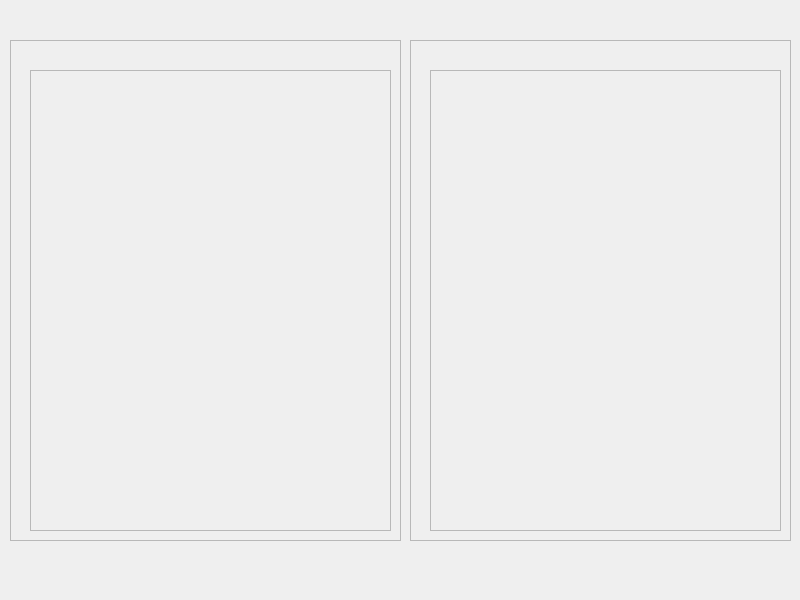
Before: the Qt Designer form applications/sofa/gui/qt/report_score.ui in dsleep/sofa, drawn with Qt 5.
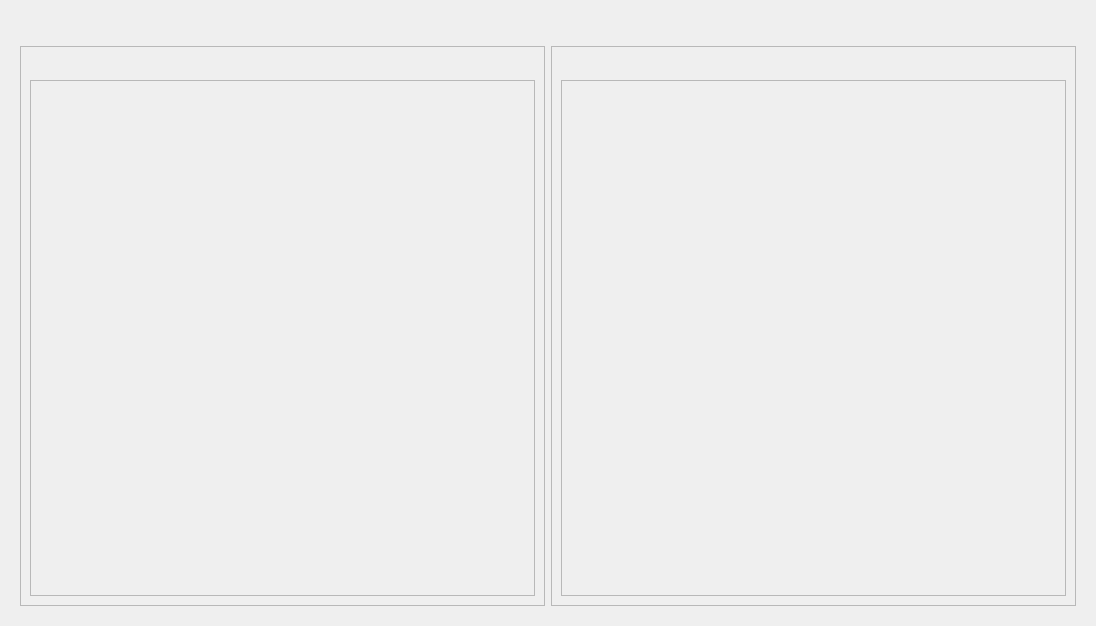
After: the same form once the commit is applied.

Commit message: updates to report score and integrated trigger to haptic manager via guimanager

Diff of the .ui file:
```diff
--- a/applications/sofa/gui/qt/report_score.ui
+++ b/applications/sofa/gui/qt/report_score.ui
@@ -6,8 +6,8 @@
    <rect>
     <x>0</x>
     <y>0</y>
-    <width>800</width>
-    <height>600</height>
+    <width>1096</width>
+    <height>626</height>
    </rect>
   </property>
   <property name="windowTitle">
@@ -16,39 +16,42 @@
   <property name="modal">
    <bool>true</bool>
   </property>
-  <widget class="QLabel" name="centralwidget">
-   <property name="geometry">
-    <rect>
-     <x>0</x>
-     <y>0</y>
-     <width>801</width>
-     <height>591</height>
-    </rect>
-   </property>
+  <layout class="QVBoxLayout" name="verticalLayout_5">
+   <item>
+    <widget class="QLabel" name="header">
+     <property name="font">
+      <font>
+       <pointsize>13</pointsize>
+      </font>
+     </property>
+     <property name="layoutDirection">
+      <enum>Qt::LeftToRight</enum>
+     </property>
+     <property name="text">
+      <string/>
+     </property>
+     <property name="alignment">
+      <set>Qt::AlignCenter</set>
+     </property>
+    </widget>
+   </item>
+   <item>
+    <widget class="QWidget" name="centralwidget" native="true">
+     <layout class="QHBoxLayout" name="horizontalLayout">
+      <item>
    <widget class="QFrame" name="Err_frame">
-    <property name="geometry">
-     <rect>
-      <x>10</x>
-      <y>40</y>
-      <width>391</width>
-      <height>501</height>
-     </rect>
-    </property>
     <property name="frameShape">
      <enum>QFrame::StyledPanel</enum>
     </property>
     <property name="frameShadow">
      <enum>QFrame::Raised</enum>
     </property>
+        <layout class="QVBoxLayout" name="verticalLayout">
+         <property name="sizeConstraint">
+          <enum>QLayout::SetNoConstraint</enum>
+         </property>
+         <item>
     <widget class="QLabel" name="err_label">
-     <property name="geometry">
-      <rect>
-       <x>10</x>
-       <y>10</y>
-       <width>371</width>
-       <height>20</height>
-      </rect>
-     </property>
      <property name="font">
       <font>
        <pointsize>12</pointsize>
@@ -61,15 +64,9 @@
       <set>Qt::AlignCenter</set>
      </property>
     </widget>
+         </item>
+         <item>
     <widget class="QScrollArea" name="err_scrollArea">
-     <property name="geometry">
-      <rect>
-       <x>20</x>
-       <y>30</y>
-       <width>361</width>
-       <height>461</height>
-      </rect>
-     </property>
      <property name="widgetResizable">
       <bool>true</bool>
      </property>
@@ -78,31 +75,30 @@
        <rect>
         <x>0</x>
         <y>0</y>
-        <width>359</width>
-        <height>459</height>
-       </rect>
-      </property>
+              <width>497</width>
+              <height>491</height>
+             </rect>
+            </property>
+            <layout class="QVBoxLayout" name="verticalLayout_2">
+             <item>
       <widget class="QWidget" name="err_container" native="true">
-       <property name="geometry">
-        <rect>
-         <x>0</x>
-         <y>0</y>
-         <width>361</width>
-         <height>561</height>
-        </rect>
-       </property>
-      </widget>
-     </widget>
-    </widget>
-   </widget>
+               <zorder>centralwidget</zorder>
+              </widget>
+             </item>
+            </layout>
+           </widget>
+          </widget>
+         </item>
+        </layout>
+       </widget>
+      </item>
+      <item>
    <widget class="QFrame" name="succ_frame">
-    <property name="geometry">
-     <rect>
-      <x>410</x>
-      <y>40</y>
-      <width>381</width>
-      <height>501</height>
-     </rect>
+        <property name="sizePolicy">
+         <sizepolicy hsizetype="Minimum" vsizetype="Preferred">
+          <horstretch>0</horstretch>
+          <verstretch>0</verstretch>
+         </sizepolicy>
     </property>
     <property name="frameShape">
      <enum>QFrame::StyledPanel</enum>
@@ -110,15 +106,9 @@
     <property name="frameShadow">
      <enum>QFrame::Raised</enum>
     </property>
+        <layout class="QVBoxLayout" name="verticalLayout_3">
+         <item>
     <widget class="QLabel" name="succ_label">
-     <property name="geometry">
-      <rect>
-       <x>10</x>
-       <y>10</y>
-       <width>361</width>
-       <height>21</height>
-      </rect>
-     </property>
      <property name="font">
       <font>
        <pointsize>12</pointsize>
@@ -131,15 +121,9 @@
       <set>Qt::AlignCenter</set>
      </property>
     </widget>
+         </item>
+         <item>
     <widget class="QScrollArea" name="succ_scrollArea">
-     <property name="geometry">
-      <rect>
-       <x>20</x>
-       <y>30</y>
-       <width>351</width>
-       <height>461</height>
-      </rect>
-     </property>
      <property name="widgetResizable">
       <bool>true</bool>
      </property>
@@ -148,45 +132,28 @@
        <rect>
         <x>0</x>
         <y>0</y>
-        <width>349</width>
-        <height>459</height>
-       </rect>
-      </property>
-      <widget class="QWidget" name="succ_container" native="true">
-       <property name="geometry">
-        <rect>
-         <x>0</x>
-         <y>0</y>
-         <width>351</width>
-         <height>671</height>
-        </rect>
-       </property>
-      </widget>
-     </widget>
-    </widget>
-   </widget>
-   <widget class="QLabel" name="header">
-    <property name="geometry">
-     <rect>
-      <x>14</x>
-      <y>10</y>
-      <width>771</width>
-      <height>31</height>
-     </rect>
-    </property>
-    <property name="font">
-     <font>
-      <pointsize>13</pointsize>
-     </font>
-    </property>
-    <property name="text">
-     <string></string>
-    </property>
-    <property name="alignment">
-     <set>Qt::AlignCenter</set>
-    </property>
-   </widget>
-  </widget>
+              <width>496</width>
+              <height>491</height>
+             </rect>
+            </property>
+            <layout class="QVBoxLayout" name="verticalLayout_4">
+             <item>
+              <widget class="QWidget" name="succ_container" native="true"/>
+             </item>
+            </layout>
+           </widget>
+          </widget>
+         </item>
+        </layout>
+       </widget>
+      </item>
+     </layout>
+     <zorder>succ_frame</zorder>
+     <zorder>succ_frame</zorder>
+     <zorder>Err_frame</zorder>
+    </widget>
+   </item>
+  </layout>
  </widget>
  <resources/>
  <connections/>
```
Left out of the diff: 4 changed lines with no effect on the pictures. Lines whose indentation alone changed are shown as unchanged. The commit also changes 5 other files.
